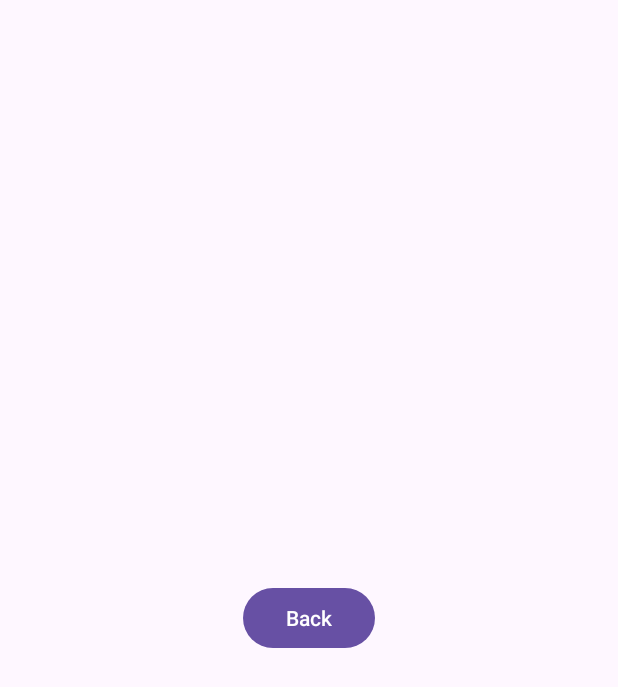
After one commit to KRASILNIKOV30/mobile-dev, an Android app: the SecondFragment screen opened through its navigation route, on a phone screen of 412 x 824 dp. The commit adds this screen. Shown: the top 687 px of the screen. Run offline under Robolectric (Android 15) with nearby library versions, the phone set to English and light mode, and no system bars.

Commit message:
Лайфкодинг по навигации

```diff
--- a/app/build.gradle.kts
+++ b/app/build.gradle.kts
@@ -41,13 +41,17 @@ android {
 }
 
 dependencies {
-
     implementation(libs.androidx.core.ktx)
     implementation(libs.androidx.appcompat)
     implementation(libs.material)
     implementation(libs.androidx.activity)
     implementation(libs.androidx.constraintlayout)
+    implementation(libs.androidx.navigation.fragment.ktx)
+    implementation(libs.androidx.navigation.ui.ktx)
     testImplementation(libs.junit)
     androidTestImplementation(libs.androidx.junit)
     androidTestImplementation(libs.androidx.espresso.core)
+
+    implementation(libs.androidx.navigation.fragment)
+    implementation(libs.androidx.navigation.ui)
 }
--- /dev/null
+++ b/app/src/main/java/com/example/mobile_dev/FirstFragment.kt
@@ -0,0 +1,25 @@
+package com.example.mobile_dev
+
+import android.os.Bundle
+import android.view.View
+import androidx.fragment.app.Fragment
+import androidx.navigation.fragment.findNavController
+import com.example.mobile_dev.databinding.FragmentFirstBinding
+
+class FirstFragment : Fragment(R.layout.fragment_first) {
+    private lateinit var binding: FragmentFirstBinding
+
+    override fun onViewCreated(view: View, savedInstanceState: Bundle?) {
+        super.onCreate(savedInstanceState)
+        binding = FragmentFirstBinding.bind(view)
+
+        binding.openSecondFragmentButton.setOnClickListener {
+            val arguments = Bundle().apply {
+                putString("NAME", "Pikhail Metrovich")
+            }
+
+            findNavController()
+                .navigate(R.id.action_firstFragment_to_secondFragment, arguments)
+        }
+    }
+}
--- a/app/src/main/java/com/example/mobile_dev/MainActivity.kt
+++ b/app/src/main/java/com/example/mobile_dev/MainActivity.kt
@@ -1,20 +1,15 @@
 package com.example.mobile_dev
 
 import android.os.Bundle
-import androidx.activity.enableEdgeToEdge
 import androidx.appcompat.app.AppCompatActivity
-import androidx.core.view.ViewCompat
-import androidx.core.view.WindowInsetsCompat
+import com.example.mobile_dev.databinding.ActivityMainBinding
 
 class MainActivity : AppCompatActivity() {
+    private lateinit var binding: ActivityMainBinding
+
     override fun onCreate(savedInstanceState: Bundle?) {
         super.onCreate(savedInstanceState)
-        enableEdgeToEdge()
-        setContentView(R.layout.activity_main)
-        ViewCompat.setOnApplyWindowInsetsListener(findViewById(R.id.main)) { v, insets ->
-            val systemBars = insets.getInsets(WindowInsetsCompat.Type.systemBars())
-            v.setPadding(systemBars.left, systemBars.top, systemBars.right, systemBars.bottom)
-            insets
-        }
+        binding = ActivityMainBinding.inflate(layoutInflater)
+        setContentView(binding.root)
     }
 }
--- a/app/src/main/java/com/example/mobile_dev/MyActivity.kt
+++ b/app/src/main/java/com/example/mobile_dev/MyActivity.kt
@@ -18,7 +18,7 @@ class MyActivity : AppCompatActivity() {
         binding = ActivityMainBinding.inflate(layoutInflater)
         setContentView(binding.root)
 
-        binding.recycleView.adapter = MovieAdapter()
+        //binding.recycleView.adapter = MovieAdapter()
     }
 }
 
--- /dev/null
+++ b/app/src/main/java/com/example/mobile_dev/SecondFragment.kt
@@ -0,0 +1,24 @@
+package com.example.mobile_dev
+
+import android.os.Bundle
+import android.util.Log
+import android.view.View
+import androidx.fragment.app.Fragment
+import androidx.navigation.fragment.findNavController
+import com.example.mobile_dev.databinding.FragmentSecondBinding
+
+class SecondFragment : Fragment(R.layout.fragment_second) {
+    private lateinit var binding: FragmentSecondBinding
+
+    override fun onViewCreated(view: View, savedInstanceState: Bundle?) {
+        super.onCreate(savedInstanceState)
+        binding = FragmentSecondBinding.bind(view)
+
+        val name = arguments?.getString("NAME")
+
+        binding.backButton.setOnClickListener {
+            findNavController().popBackStack()
+            Log.v("my log", name ?: "")
+        }
+    }
+}
--- a/app/src/main/res/layout/activity_main.xml
+++ b/app/src/main/res/layout/activity_main.xml
@@ -1,16 +1,11 @@
 <?xml version="1.0" encoding="utf-8"?>
-<androidx.constraintlayout.widget.ConstraintLayout xmlns:android="http://schemas.android.com/apk/res/android"
+<androidx.fragment.app.FragmentContainerView xmlns:android="http://schemas.android.com/apk/res/android"
     xmlns:app="http://schemas.android.com/apk/res-auto"
-    xmlns:tools="http://schemas.android.com/tools"
-    android:id="@+id/main"
+    android:id="@+id/navHostFragment"
+    android:name="androidx.navigation.fragment.NavHostFragment"
+    app:defaultNavHost="true"
+    app:navGraph="@navigation/nav_main"
     android:layout_width="match_parent"
-    android:layout_height="match_parent"
-    tools:context=".MyActivity">
+    android:layout_height="match_parent">
 
-    <androidx.recyclerview.widget.RecyclerView
-        android:id="@+id/recycleView"
-        android:layout_width="match_parent"
-        android:layout_height="match_parent"
-        app:layoutManager="androidx.recyclerview.widget.LinearLayoutManager" />
-
-</androidx.constraintlayout.widget.ConstraintLayout>
+</androidx.fragment.app.FragmentContainerView>
--- /dev/null
+++ b/app/src/main/res/layout/fragment_second.xml
@@ -0,0 +1,13 @@
+<?xml version="1.0" encoding="utf-8"?>
+<FrameLayout xmlns:android="http://schemas.android.com/apk/res/android"
+    android:layout_width="match_parent"
+    android:layout_height="match_parent">
+
+    <Button
+        android:id="@+id/backButton"
+        android:layout_width="wrap_content"
+        android:layout_height="wrap_content"
+        android:layout_gravity="center"
+        android:text="Back" />
+
+</FrameLayout>
--- /dev/null
+++ b/app/src/main/res/navigation/nav_main.xml
@@ -0,0 +1,24 @@
+<?xml version="1.0" encoding="utf-8"?>
+<navigation xmlns:android="http://schemas.android.com/apk/res/android"
+    xmlns:app="http://schemas.android.com/apk/res-auto"
+    xmlns:tools="http://schemas.android.com/tools"
+    android:id="@+id/nav_main"
+    app:startDestination="@id/firstFragment">
+
+    <fragment
+        android:id="@+id/firstFragment"
+        android:name="com.example.mobile_dev.FirstFragment"
+        tools:layout="@layout/fragment_first"
+        android:label="FirstFragment" >
+        <action
+            android:id="@+id/action_firstFragment_to_secondFragment"
+            app:destination="@id/secondFragment" />
+    </fragment>
+
+    <fragment
+        android:id="@+id/secondFragment"
+        android:name="com.example.mobile_dev.SecondFragment"
+        tools:layout="@layout/fragment_second"
+        android:label="SecondFragment" />
+
+</navigation>
```
Also changed, not shown: app/src/main/AndroidManifest.xml (+9 -0 lines), app/src/main/res/layout/fragment_first.xml (added, +13 -0 lines), gradle/libs.versions.toml (+8 -0 lines).
